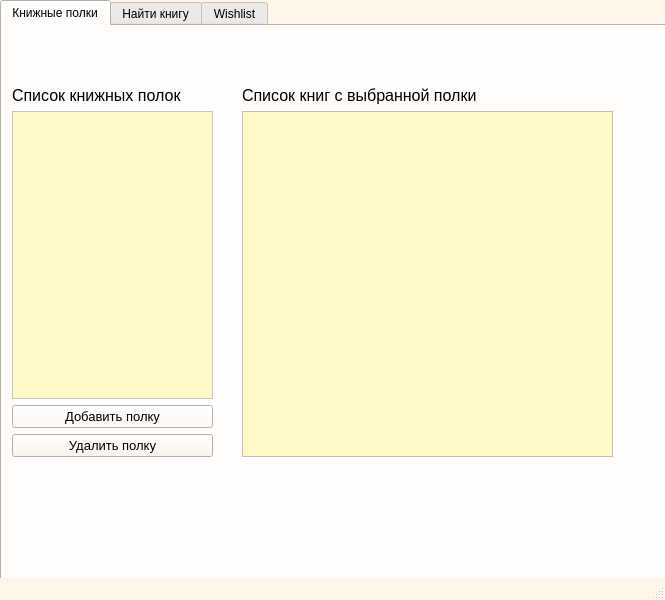
Qt form personal_library.ui (AngieLikka/personal_library) before a commit.
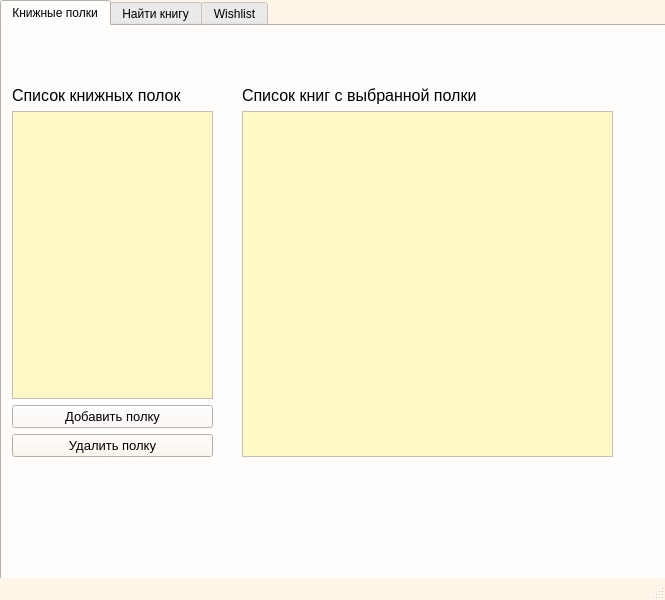
The same form after that commit.

Patch:
```diff
--- a/personal_library.ui
+++ b/personal_library.ui
@@ -592,70 +592,11 @@
         </widget>
        </item>
        <item>
-        <widget class="QTableWidget" name="table_shelfes">
-         <property name="palette">
-          <palette>
-           <active>
-            <colorrole role="Base">
-             <brush brushstyle="SolidPattern">
-              <color alpha="255">
-               <red>255</red>
-               <green>249</green>
-               <blue>200</blue>
-              </color>
-             </brush>
-            </colorrole>
-            <colorrole role="Window">
-             <brush brushstyle="SolidPattern">
-              <color alpha="255">
-               <red>255</red>
-               <green>255</green>
-               <blue>255</blue>
-              </color>
-             </brush>
-            </colorrole>
-           </active>
-           <inactive>
-            <colorrole role="Base">
-             <brush brushstyle="SolidPattern">
-              <color alpha="255">
-               <red>255</red>
-               <green>249</green>
-               <blue>200</blue>
-              </color>
-             </brush>
-            </colorrole>
-            <colorrole role="Window">
-             <brush brushstyle="SolidPattern">
-              <color alpha="255">
-               <red>255</red>
-               <green>255</green>
-               <blue>255</blue>
-              </color>
-             </brush>
-            </colorrole>
-           </inactive>
-           <disabled>
-            <colorrole role="Base">
-             <brush brushstyle="SolidPattern">
-              <color alpha="255">
-               <red>255</red>
-               <green>255</green>
-               <blue>255</blue>
-              </color>
-             </brush>
-            </colorrole>
-            <colorrole role="Window">
-             <brush brushstyle="SolidPattern">
-              <color alpha="255">
-               <red>255</red>
-               <green>255</green>
-               <blue>255</blue>
-              </color>
-             </brush>
-            </colorrole>
-           </disabled>
-          </palette>
+        <widget class="QListWidget" name="list_shelf">
+         <property name="font">
+          <font>
+           <pointsize>12</pointsize>
+          </font>
          </property>
         </widget>
        </item>
```
